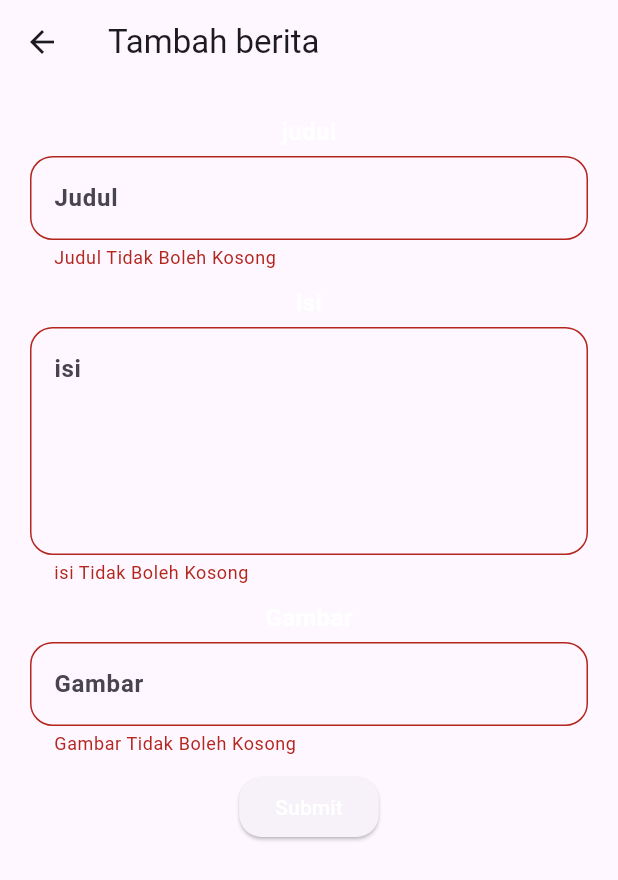
After one commit to AGUN1505/apk_berita, a Flutter app: the CreatePage screen opened directly, after a tap on "Submit", on a phone screen of 412 x 824 dp. The commit adds this screen. Shown: the top 880 px of the screen. Run offline on Flutter 3.47's test engine with Material 3 defaults, Android fonts, the phone set to English and light mode, and no system bars; network calls fail.

Commit message:
perubahan di video 8

```diff
--- /dev/null
+++ b/lib/createpage.dart
@@ -0,0 +1,167 @@
+import 'dart:convert';
+
+import 'package:flutter/material.dart';
+import 'package:aplikasi_berita/homepage.dart';
+import 'package:http/http.dart' as http;
+
+class CreatePage extends StatefulWidget {
+  const CreatePage({super.key});
+
+  @override
+  State<CreatePage> createState() => _CreatePageState();
+}
+
+class _CreatePageState extends State<CreatePage> {
+  final judulController = TextEditingController();
+  final isiController = TextEditingController();
+  final gambarController = TextEditingController();
+
+  final _formkey = GlobalKey<FormState>();
+
+  Future _OnSubmit() async {
+    try {
+      return await http.post(Uri.parse(url), body: {
+        "judul": judulController.text,
+        "isi": isiController.text,
+        "gambar": gambarController.text
+      }).then((value) {
+        var data = jsonDecode(value.body);
+        print(data["messege"]);
+
+        Navigator.of(context)
+            .pushNamedAndRemoveUntil('/', (Route<dynamic> route) => false);
+      });
+    } catch (e) {
+      print(e);
+    }
+  }
+
+  @override
+  Widget build(BuildContext context) {
+    return Scaffold(
+      appBar: AppBar(
+        title: Text('Tambah berita'),
+      ),
+      body: Form(
+        key: _formkey,
+        child: Container(
+          padding: EdgeInsets.all(20),
+          child: Column(
+            children: [
+              Text(
+                'judul',
+                style: TextStyle(
+                  color: Colors.white,
+                  fontSize: 16.0,
+                  fontWeight: FontWeight.bold,
+                ),
+              ),
+              SizedBox(height: 5),
+              TextFormField(
+                controller: judulController,
+                decoration: InputDecoration(
+                  hintText: 'Judul',
+                  border: OutlineInputBorder(
+                    borderRadius: BorderRadius.circular(15.0),
+                  ),
+                ),
+                style: TextStyle(
+                  fontWeight: FontWeight.bold,
+                  fontSize: 16.0,
+                ),
+                validator: (value) {
+                  if (value == null || value.isEmpty) {
+                    return "Judul Tidak Boleh Kosong";
+                  }
+                  return null;
+                },
+              ),
+              SizedBox(height: 10.0),
+              //
+              Text(
+                'isi',
+                style: TextStyle(
+                  color: Colors.white,
+                  fontSize: 16.0,
+                  fontWeight: FontWeight.bold,
+                ),
+              ),
+              SizedBox(height: 5),
+              TextFormField(
+                controller: isiController,
+                minLines: 5,
+                maxLines: null,
+                keyboardType: TextInputType.multiline,
+                decoration: InputDecoration(
+                  hintText: 'isi',
+                  border: OutlineInputBorder(
+                    borderRadius: BorderRadius.circular(15.0),
+                  ),
+                ),
+                style: TextStyle(
+                  fontWeight: FontWeight.bold,
+                  fontSize: 16.0,
+                ),
+                validator: (value) {
+                  if (value == null || value.isEmpty) {
+                    return "isi Tidak Boleh Kosong";
+                  }
+                  return null;
+                },
+              ),
+              SizedBox(
+                height: 10.0,
+              ),
+              //
+              Text(
+                'Gambar',
+                style: TextStyle(
+                  color: Colors.white,
+                  fontSize: 16.0,
+                  fontWeight: FontWeight.bold,
+                ),
+              ),
+              SizedBox(height: 5),
+              TextFormField(
+                controller: gambarController,
+                decoration: InputDecoration(
+                  hintText: 'Gambar',
+                  border: OutlineInputBorder(
+                    borderRadius: BorderRadius.circular(15.0),
+                  ),
+                ),
+                style: TextStyle(
+                  fontWeight: FontWeight.bold,
+                  fontSize: 16.0,
+                ),
+                validator: (value) {
+                  if (value == null || value.isEmpty) {
+                    return "Gambar Tidak Boleh Kosong";
+                  }
+                  return null;
+                },
+              ),
+              SizedBox(height: 10.0),
+
+              ElevatedButton(
+                  style: ElevatedButton.styleFrom(
+                      shape: RoundedRectangleBorder(
+                    borderRadius: BorderRadius.circular(15.0),
+                  )),
+                  child: Text(
+                    'Submit',
+                    style: TextStyle(color: Colors.white),
+                  ),
+                  onPressed: () {
+                    //validasi
+                    if (_formkey.currentState!.validate()) {
+                      _OnSubmit();
+                    }
+                  })
+            ],
+          ),
+        ),
+      ),
+    );
+  }
+}
--- a/lib/login.dart
+++ b/lib/login.dart
@@ -40,6 +40,7 @@ class Login extends StatelessWidget {
                   filled: true,
                 ),
               ),
+              SizedBox(height: 10.0),
               TextFormField(
                 //cek data field jika kosong
                 validator: (value) {
--- a/lib/main.dart
+++ b/lib/main.dart
@@ -11,7 +11,11 @@ class MyApp extends StatelessWidget {
   @override
   Widget build(BuildContext context) {
     return MaterialApp(
+      debugShowCheckedModeBanner: false,
       title: 'Berita ',
+      theme: ThemeData(
+        primarySwatch: Colors.blue,
+      ),
       home: HomePage(),
     );
   }
```
Also changed, not shown: lib/dashpage.dart (+95 -4 lines).
